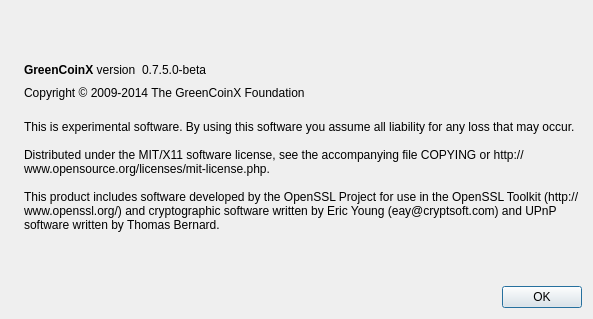
First picture: the form in src/qt/forms/aboutdialog.ui, repository nuggetbram/CO2XCoin, before the edit.
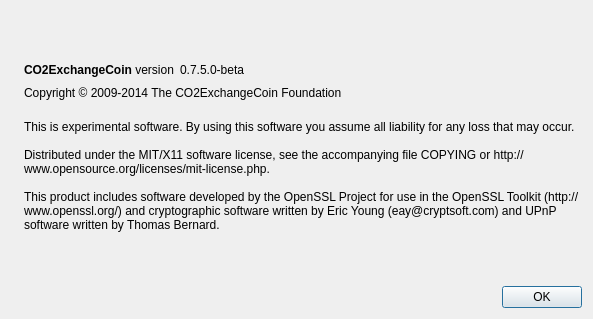
Second picture: the form after the edit. Icons and pictures are not drawn.

What changed in the file:
```diff
--- a/src/qt/forms/aboutdialog.ui
+++ b/src/qt/forms/aboutdialog.ui
@@ -50,7 +50,7 @@
           <cursorShape>IBeamCursor</cursorShape>
          </property>
          <property name="text">
-          <string>&lt;b&gt;GreenCoinX&lt;/b&gt; version</string>
+          <string>&lt;b&gt;CO2ExchangeCoin&lt;/b&gt; version</string>
          </property>
          <property name="textInteractionFlags">
           <set>Qt::LinksAccessibleByMouse|Qt::TextSelectableByKeyboard|Qt::TextSelectableByMouse</set>
@@ -91,7 +91,7 @@
         <cursorShape>IBeamCursor</cursorShape>
        </property>
        <property name="text">
-        <string>Copyright © 2009-2014 The GreenCoinX Foundation</string>
+        <string>Copyright © 2009-2014 The CO2ExchangeCoin Foundation</string>
        </property>
        <property name="textInteractionFlags">
         <set>Qt::LinksAccessibleByMouse|Qt::TextSelectableByKeyboard|Qt::TextSelectableByMouse</set>
```
Left out of the diff: 2 changed lines with no effect on the pictures.
